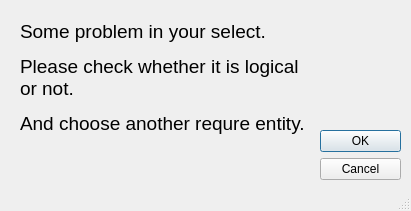
First picture: the form in core/warning/restriction_conflict.ui, repository KmolYuan/Pyslvs-UI, before the edit.
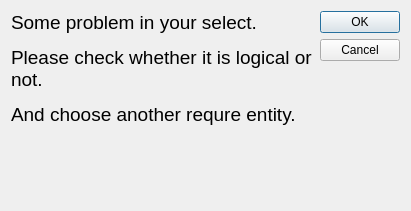
Second picture: the form after the edit. Icons and pictures are not drawn.

```diff
--- a/core/warning/restriction_conflict.ui
+++ b/core/warning/restriction_conflict.ui
@@ -30,36 +30,14 @@
     <normaloff>:/icons/main.png</normaloff>:/icons/main.png</iconset>
   </property>
   <property name="sizeGripEnabled">
-   <bool>true</bool>
+   <bool>false</bool>
   </property>
   <property name="modal">
    <bool>true</bool>
   </property>
-  <widget class="QDialogButtonBox" name="buttonBox">
-   <property name="geometry">
-    <rect>
-     <x>320</x>
-     <y>130</y>
-     <width>81</width>
-     <height>71</height>
-    </rect>
-   </property>
-   <property name="orientation">
-    <enum>Qt::Vertical</enum>
-   </property>
-   <property name="standardButtons">
-    <set>QDialogButtonBox::Cancel|QDialogButtonBox::Ok</set>
-   </property>
-  </widget>
+  <layout class="QHBoxLayout" name="horizontalLayout">
+   <item>
   <widget class="QLabel" name="label">
-   <property name="geometry">
-    <rect>
-     <x>20</x>
-     <y>20</y>
-     <width>291</width>
-     <height>171</height>
-    </rect>
-   </property>
    <property name="text">
     <string>&lt;html&gt;&lt;head/&gt;&lt;body&gt;&lt;p&gt;&lt;span style=&quot; font-size:14pt;&quot;&gt;Some problem in your select.&lt;/span&gt;&lt;/p&gt;&lt;p&gt;&lt;span style=&quot; font-size:14pt;&quot;&gt;Please check whether it is logical or not.&lt;/span&gt;&lt;/p&gt;&lt;p&gt;&lt;span style=&quot; font-size:14pt;&quot;&gt;And choose another requre entity.&lt;/span&gt;&lt;/p&gt;&lt;/body&gt;&lt;/html&gt;</string>
    </property>
@@ -73,6 +51,18 @@
     <bool>true</bool>
    </property>
   </widget>
+   </item>
+   <item>
+    <widget class="QDialogButtonBox" name="buttonBox">
+     <property name="orientation">
+      <enum>Qt::Vertical</enum>
+     </property>
+     <property name="standardButtons">
+      <set>QDialogButtonBox::Cancel|QDialogButtonBox::Ok</set>
+     </property>
+    </widget>
+   </item>
+  </layout>
  </widget>
  <resources>
   <include location="../../icons.qrc"/>
```
Lines whose indentation alone changed are shown as unchanged.
